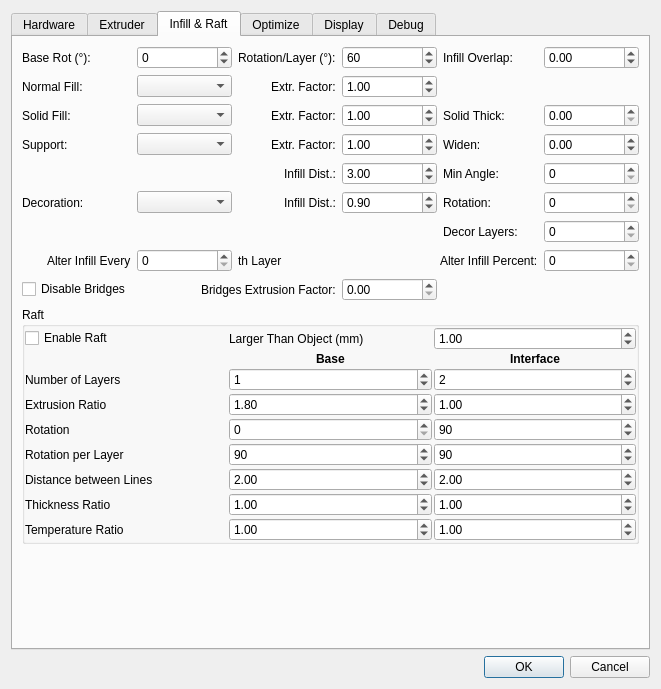
This is RepsnapperQt/preferences_dlg.ui in timschmidt/repsnapper as Qt 5 draws it before an edit. The edited form follows.
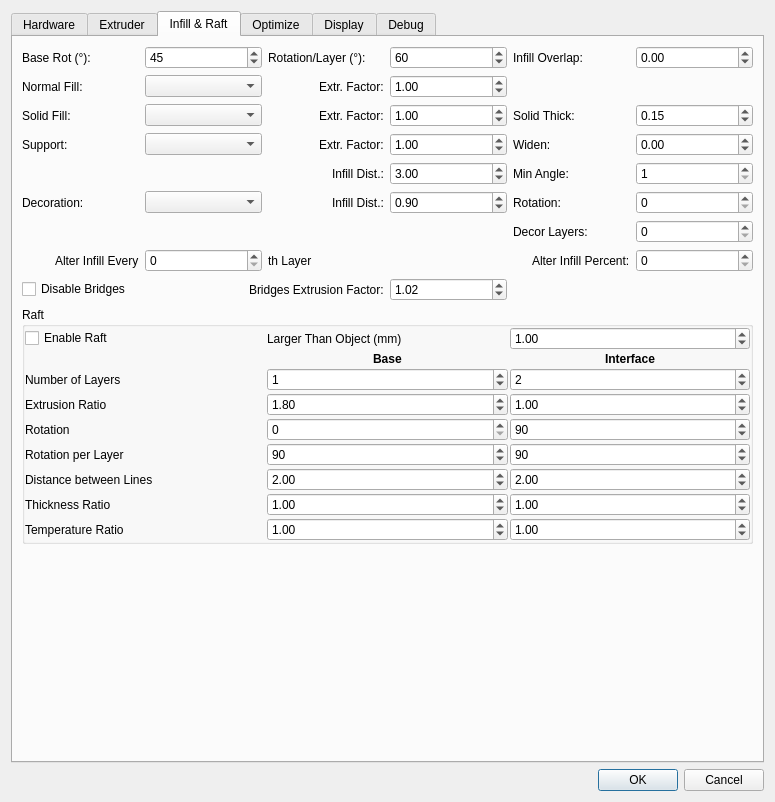
This is the edited form. The open tabs and pages were chosen to show the change. Icons and pictures are not drawn. Custom widgets are drawn as their Qt base class.

```diff
--- a/RepsnapperQt/preferences_dlg.ui
+++ b/RepsnapperQt/preferences_dlg.ui
@@ -6,8 +6,8 @@
    <rect>
     <x>0</x>
     <y>0</y>
-    <width>661</width>
-    <height>689</height>
+    <width>775</width>
+    <height>802</height>
    </rect>
   </property>
   <property name="windowTitle">
@@ -1124,6 +1124,9 @@
            <property name="singleStep">
             <double>0.100000000000000</double>
            </property>
+           <property name="value">
+            <double>1.020000000000000</double>
+           </property>
           </widget>
          </item>
          <item row="8" column="1" colspan="2" alignment="Qt::AlignRight">
@@ -1143,7 +1146,11 @@
           <widget class="QSpinBox" name="Slicing_DecorInfillRotation"/>
          </item>
          <item row="4" column="5">
-          <widget class="QSpinBox" name="Slicing_SupportAngle_2"/>
+          <widget class="QSpinBox" name="Slicing_SupportAngle">
+           <property name="minimum">
+            <number>1</number>
+           </property>
+          </widget>
          </item>
          <item row="3" column="5">
           <widget class="QDoubleSpinBox" name="Slicing_SupportWiden">
@@ -1160,6 +1167,9 @@
            <property name="singleStep">
             <double>0.100000000000000</double>
            </property>
+           <property name="value">
+            <double>0.150000000000000</double>
+           </property>
           </widget>
          </item>
          <item row="2" column="4">
@@ -1234,6 +1244,9 @@
            <property name="maximum">
             <number>180</number>
            </property>
+           <property name="value">
+            <number>45</number>
+           </property>
           </widget>
          </item>
          <item row="1" column="2" alignment="Qt::AlignRight">
```
Left out of the diff: 6 changed lines with no effect on the pictures.
